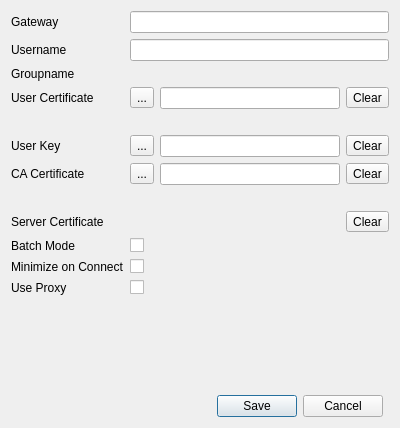
Before: the Qt Designer form editdialog.ui in openconnect/openconnect-gui, drawn with Qt 5.
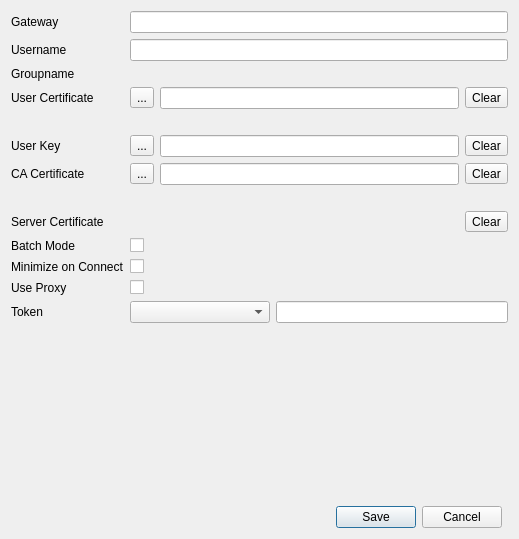
After: the same form once the commit is applied. Icons and pictures are not drawn.

Commit message: Added HOTP and TOTP token support.

```diff
--- a/editdialog.ui
+++ b/editdialog.ui
@@ -6,8 +6,8 @@
    <rect>
     <x>0</x>
     <y>0</y>
-    <width>400</width>
-    <height>428</height>
+    <width>519</width>
+    <height>539</height>
    </rect>
   </property>
   <property name="windowTitle">
@@ -256,6 +256,46 @@
        </property>
       </widget>
      </item>
+     <item row="17" column="0">
+      <widget class="QLabel" name="label_10">
+       <property name="text">
+        <string>Token</string>
+       </property>
+      </widget>
+     </item>
+     <item row="17" column="1">
+      <layout class="QHBoxLayout" name="horizontalLayout_5">
+       <item>
+        <widget class="QComboBox" name="tokenBox">
+         <property name="minimumSize">
+          <size>
+           <width>140</width>
+           <height>0</height>
+          </size>
+         </property>
+         <property name="currentIndex">
+          <number>-1</number>
+         </property>
+         <property name="maxVisibleItems">
+          <number>3</number>
+         </property>
+         <item>
+          <property name="text">
+           <string notr="true">HOTP (RFC4226)</string>
+          </property>
+         </item>
+         <item>
+          <property name="text">
+           <string notr="true">TOTP (RFC6238)</string>
+          </property>
+         </item>
+        </widget>
+       </item>
+       <item>
+        <widget class="QLineEdit" name="tokenEdit"/>
+       </item>
+      </layout>
+     </item>
     </layout>
    </item>
    <item row="1" column="0">
```
The commit also changes 5 other files.
